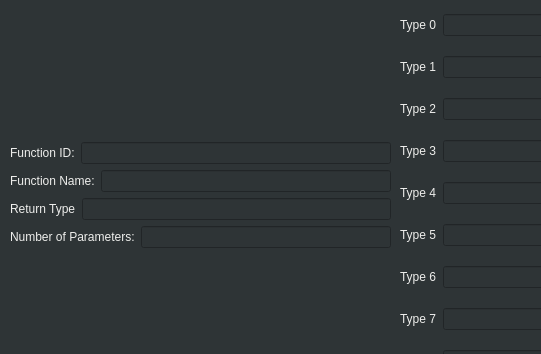
Old version of the form interface/Aker/addfunc.ui in the repository zenitheesc/Aker; both pictures show x 0 to 541 and y 0 to 354 of the 829 by 482 pixel window.
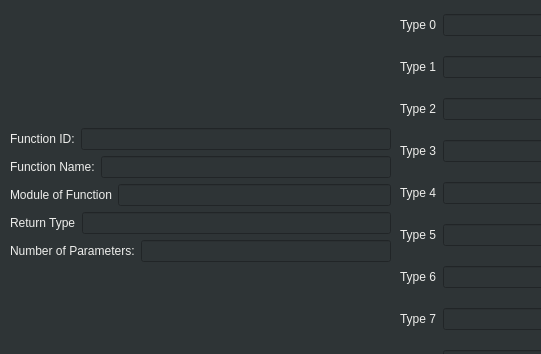
New version of the form.

What changed in the file:
```diff
--- a/interface/Aker/addfunc.ui
+++ b/interface/Aker/addfunc.ui
@@ -87,6 +87,35 @@
          </item>
         </layout>
        </item>
+       <item>
+        <layout class="QHBoxLayout" name="horizontalLayout_7">
+         <item>
+          <widget class="QLabel" name="label_4">
+           <property name="styleSheet">
+            <string notr="true">color: rgb(238, 238, 236);
+font: 10pt &quot;Courier 10 Pitch&quot;;
+alternate-background-color: rgb(136, 138, 133);
+border-right-color: rgb(0, 0, 0);
+border-bottom-color: rgb(0, 0, 0);</string>
+           </property>
+           <property name="text">
+            <string>Module of Function</string>
+           </property>
+          </widget>
+         </item>
+         <item>
+          <widget class="QLineEdit" name="vModuleOfFunction">
+           <property name="styleSheet">
+            <string notr="true">color: rgb(238, 238, 236);
+font: 10pt &quot;Courier 10 Pitch&quot;;
+alternate-background-color: rgb(136, 138, 133);
+border-right-color: rgb(0, 0, 0);
+border-bottom-color: rgb(0, 0, 0);</string>
+           </property>
+          </widget>
+         </item>
+        </layout>
+       </item>
        <item>
         <layout class="QHBoxLayout" name="horizontalLayout_4">
          <item>
```
